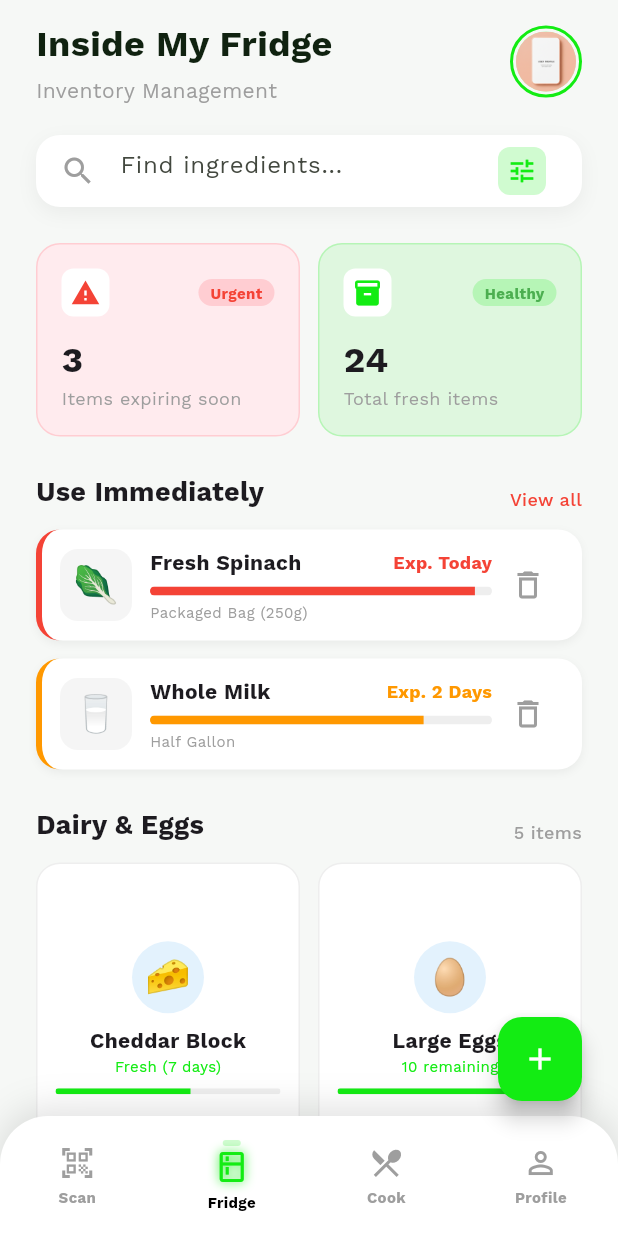
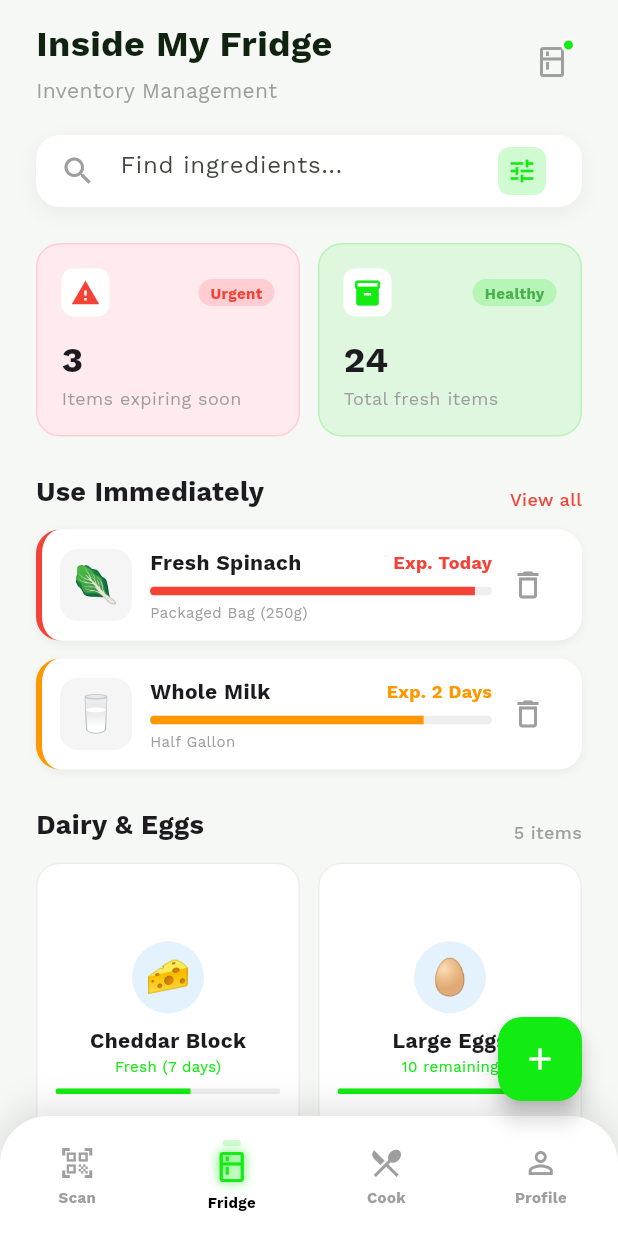
Before and after one commit to HalimACeylan/fresh-fridge, a Flutter app: the InsideFridgeScreen screen opened by its route, on a phone screen of 412 x 824 dp. Run offline on Flutter 3.47's test engine with Material 3 defaults, Android fonts, the phone set to English and light mode, and no system bars; our stand-ins replace google_fonts.

Commit message:
feat: Enable navigation to fridge grid from header icons, replace profile icon with fridge icon, and update the fridge tab route.

```diff
--- a/lib/screens/inside_fridge_screen.dart
+++ b/lib/screens/inside_fridge_screen.dart
@@ -16,7 +16,7 @@ class InsideFridgeScreen extends StatelessWidget {
           children: [
             Column(
               children: [
-                _buildHeader(),
+                _buildHeader(context),
                 _buildSearchBar(),
                 Expanded(
                   child: ListView(
@@ -137,19 +137,34 @@ class InsideFridgeScreen extends StatelessWidget {
     );
   }
 
-  Widget _buildHeader() {
+  Widget _buildHeader(BuildContext context) {
     return FridgeHeader(
       title: 'Inside My Fridge',
       subtitle: 'Inventory Management',
-      trailing: Container(
-        padding: const EdgeInsets.all(2),
-        decoration: BoxDecoration(
-          shape: BoxShape.circle,
-          border: Border.all(color: const Color(0xFF13EC13), width: 2),
-        ),
-        child: const CircleAvatar(
-          backgroundImage: AssetImage('assets/images/user_profile.png'),
-          radius: 20,
+      trailing: GestureDetector(
+        onTap: () {
+          Navigator.pushNamed(context, AppRoutes.fridgeGrid);
+        },
+        child: Stack(
+          children: [
+            Container(
+              padding: const EdgeInsets.all(8),
+              child: const Icon(Icons.kitchen_outlined, color: Colors.grey),
+            ),
+            Positioned(
+              top: 4,
+              right: 4,
+              child: Container(
+                width: 10,
+                height: 10,
+                decoration: BoxDecoration(
+                  color: const Color(0xFF13EC13),
+                  shape: BoxShape.circle,
+                  border: Border.all(color: Colors.white, width: 2),
+                ),
+              ),
+            ),
+          ],
         ),
       ),
     );
--- a/lib/screens/suggested_recipes_screen.dart
+++ b/lib/screens/suggested_recipes_screen.dart
@@ -16,7 +16,7 @@ class SuggestedRecipesScreen extends StatelessWidget {
           children: [
             Column(
               children: [
-                _buildHeader(),
+                _buildHeader(context),
                 _buildFilters(),
                 Expanded(
                   child: ListView(
@@ -92,11 +92,15 @@ class SuggestedRecipesScreen extends StatelessWidget {
     );
   }
 
-  Widget _buildHeader() {
+  Widget _buildHeader(BuildContext context) {
     return FridgeHeader(
       superTitle: 'BASED ON YOUR FRIDGE',
       title: 'Suggested Recipes',
-      trailing: Stack(
+      trailing: GestureDetector(
+        onTap: () {
+          Navigator.pushNamed(context, AppRoutes.fridgeGrid);
+        },
+        child: Stack(
           children: [
             Container(
               padding: const EdgeInsets.all(8),
@@ -116,6 +120,7 @@ class SuggestedRecipesScreen extends StatelessWidget {
               ),
             ),
           ],
+        ),
       ),
     );
   }
--- a/lib/widgets/fridge_bottom_navigation.dart
+++ b/lib/widgets/fridge_bottom_navigation.dart
@@ -38,7 +38,7 @@ class FridgeBottomNavigation extends StatelessWidget {
             Icons.kitchen_outlined,
             'Fridge',
             FridgeTab.fridge,
-            AppRoutes.fridgeGrid,
+            AppRoutes.insideFridge,
           ),
           _buildNavItem(
             context,
```
Lines whose indentation alone changed are shown as unchanged.
